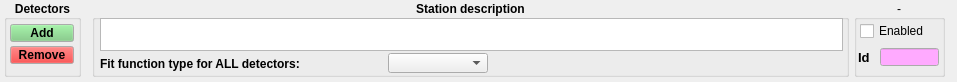
First picture: the form in ui/stationgb.ui, repository afrankenthal/Monicelli, before the edit.
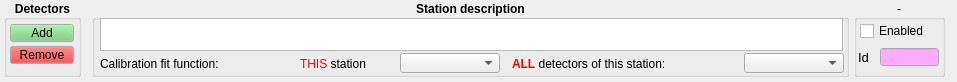
Second picture: the form after the edit. Custom widgets are drawn as their Qt base class.

Commit message: Major overhaul to allow calibration fit functions to propagate from xml configuration to actual fit

Diff of the .ui file:
```diff
--- a/ui/stationgb.ui
+++ b/ui/stationgb.ui
@@ -99,12 +99,18 @@
    <widget class="customComboBox" name="dCalibrationFitFunctionCB">
     <property name="geometry">
      <rect>
-      <x>296</x>
+      <x>308</x>
       <y>53</y>
       <width>100</width>
       <height>20</height>
      </rect>
     </property>
+    <property name="font">
+     <font>
+      <weight>50</weight>
+      <bold>false</bold>
+     </font>
+    </property>
     <property name="cursor">
      <cursorShape>PointingHandCursor</cursorShape>
     </property>
@@ -122,14 +128,85 @@
      <rect>
       <x>8</x>
       <y>56</y>
+      <width>185</width>
+      <height>16</height>
+     </rect>
+    </property>
+    <property name="font">
+     <font>
+      <weight>50</weight>
+      <bold>false</bold>
+     </font>
+    </property>
+    <property name="text">
+     <string>&lt;html&gt;&lt;head/&gt;&lt;body&gt;&lt;p&gt;Calibration fit function:&lt;/p&gt;&lt;/body&gt;&lt;/html&gt;</string>
+    </property>
+   </widget>
+   <widget class="QLabel" name="daCalibrationsFitFunctionLB">
+    <property name="geometry">
+     <rect>
+      <x>420</x>
+      <y>56</y>
       <width>281</width>
       <height>16</height>
      </rect>
     </property>
+    <property name="font">
+     <font>
+      <weight>50</weight>
+      <bold>false</bold>
+     </font>
+    </property>
     <property name="text">
-     <string>Fit function type for ALL detectors:</string>
+     <string>&lt;html&gt;&lt;head/&gt;&lt;body&gt;&lt;p&gt;&lt;span style=&quot; font-weight:600; color:#ff0000;&quot;&gt;ALL&lt;/span&gt; detectors of this station: &lt;/p&gt;&lt;/body&gt;&lt;/html&gt;</string>
     </property>
    </widget>
+   <widget class="QLabel" name="sCalibrationsFitFunctionLB">
+    <property name="geometry">
+     <rect>
+      <x>208</x>
+      <y>56</y>
+      <width>101</width>
+      <height>16</height>
+     </rect>
+    </property>
+    <property name="font">
+     <font>
+      <weight>50</weight>
+      <bold>false</bold>
+     </font>
+    </property>
+    <property name="text">
+     <string>&lt;html&gt;&lt;head/&gt;&lt;body&gt;&lt;p&gt;&lt;span style=&quot; color:#ff0000;&quot;&gt;THIS&lt;/span&gt; station&lt;/p&gt;&lt;/body&gt;&lt;/html&gt;</string>
+    </property>
+   </widget>
+   <widget class="customComboBox" name="daCalibrationFitFunctionCB">
+    <property name="geometry">
+     <rect>
+      <x>652</x>
+      <y>53</y>
+      <width>100</width>
+      <height>20</height>
+     </rect>
+    </property>
+    <property name="font">
+     <font>
+      <weight>50</weight>
+      <bold>false</bold>
+     </font>
+    </property>
+    <property name="cursor">
+     <cursorShape>PointingHandCursor</cursorShape>
+    </property>
+    <property name="editable">
+     <bool>false</bool>
+    </property>
+    <item>
+     <property name="text">
+      <string/>
+     </property>
+    </item>
+   </widget>
   </widget>
   <widget class="QGroupBox" name="groupBox">
    <property name="geometry">
@@ -236,8 +313,8 @@
     <property name="font">
      <font>
       <pointsize>10</pointsize>
-      <weight>75</weight>
-      <bold>true</bold>
+      <weight>50</weight>
+      <bold>false</bold>
      </font>
     </property>
     <property name="text">
@@ -418,8 +495,8 @@
     </property>
     <property name="font">
      <font>
-      <weight>75</weight>
-      <bold>true</bold>
+      <weight>50</weight>
+      <bold>false</bold>
      </font>
     </property>
     <property name="text">
@@ -474,8 +551,8 @@
     </property>
     <property name="font">
      <font>
-      <weight>75</weight>
-      <bold>true</bold>
+      <weight>50</weight>
+      <bold>false</bold>
      </font>
     </property>
     <property name="text">
```
Left out of the diff: 14 changed lines with no effect on the pictures. The commit also changes 17 other files.
